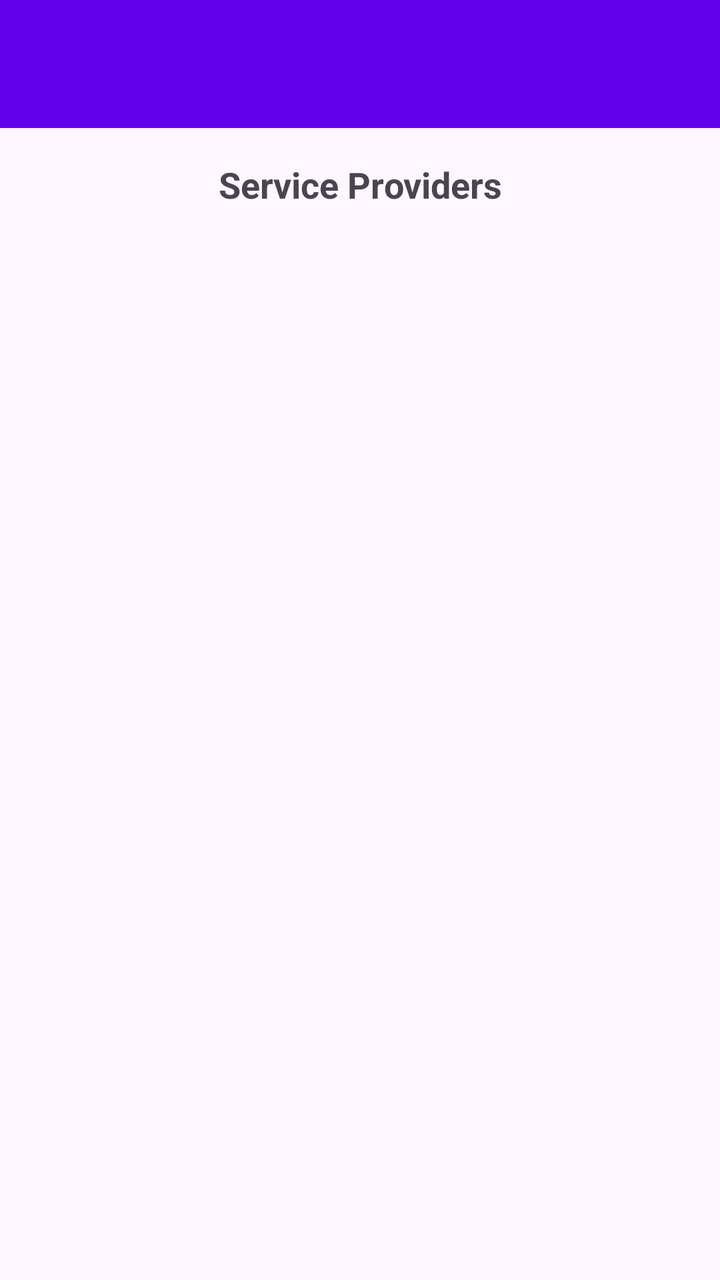
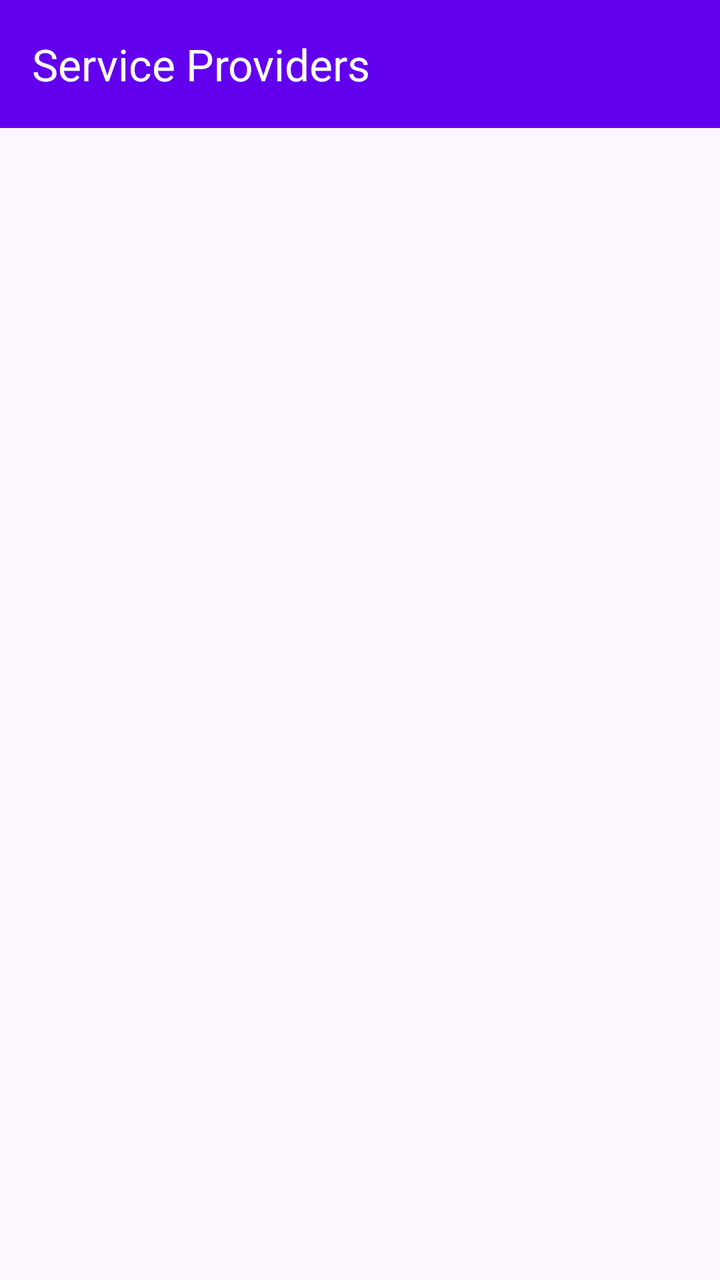

Compare the two renders of this Android layout. The source of the first and the diff that turns it into the second are given below.
<!-- AndroidManifest.xml: application theme Theme.RealtimeDB -->
<!-- res/layout/activity_service_providers.xml -->
<?xml version="1.0" encoding="utf-8"?>
<LinearLayout xmlns:android="http://schemas.android.com/apk/res/android"
    xmlns:app="http://schemas.android.com/apk/res-auto"
    xmlns:tools="http://schemas.android.com/tools"
    android:layout_width="match_parent"
    android:layout_height="match_parent"
    android:orientation="vertical"
    tools:context=".ServiceProvidersActivity">

    <androidx.appcompat.widget.Toolbar
        android:id="@+id/toolbar"
        android:layout_width="match_parent"
        android:layout_height="?attr/actionBarSize"
        android:background="?attr/colorPrimary"
        android:theme="@style/ThemeOverlay.AppCompat.Dark.ActionBar"
        app:popupTheme="@style/ThemeOverlay.AppCompat.Light" />

    <TextView
        android:id="@+id/textViewTitle"
        android:layout_width="match_parent"
        android:layout_height="wrap_content"
        android:padding="16dp"
        android:text="Service Providers"
        android:textAlignment="center"
        android:textSize="18sp"
        android:textStyle="bold" />

    <ListView
        android:id="@+id/listViewServiceProviders"
        android:layout_width="match_parent"
        android:layout_height="match_parent"
        android:divider="@android:color/darker_gray"
        android:dividerHeight="1dp"
        android:padding="8dp" />


</LinearLayout>
<!-- resources referenced by this layout -->
<resources>
  <style name="Theme.RealtimeDB" parent="Base.Theme.RealtimeDB" />
  <style name="Base.Theme.RealtimeDB" parent="Theme.Material3.DayNight.NoActionBar">
          
          <item name="colorPrimary">@color/colorPrimary</item>
          <item name="colorPrimaryVariant">@color/colorPrimaryDark</item>
          <item name="colorOnPrimary">@color/white</item>
          
          <item name="colorSecondary">@color/colorAccent</item>
          <item name="colorOnSecondary">@color/black</item>
          
          <item name="android:statusBarColor">?attr/colorPrimaryVariant</item>
      </style>
  <color name="colorPrimary">#6200EE</color>
  <color name="colorPrimaryDark">#3700B3</color>
  <color name="white">#FFFFFFFF</color>
  <color name="colorAccent">#03DAC5</color>
  <color name="black">#FF000000</color>
</resources>

<!-- the commit's change to res/layout/activity_service_providers.xml (unified diff, before → after) -->
@@ -12,18 +12,10 @@
         android:layout_width="match_parent"
         android:layout_height="?attr/actionBarSize"
         android:background="?attr/colorPrimary"
+        app:title="Service Providers"
         android:theme="@style/ThemeOverlay.AppCompat.Dark.ActionBar"
         app:popupTheme="@style/ThemeOverlay.AppCompat.Light" />
 
-    <TextView
-        android:id="@+id/textViewTitle"
-        android:layout_width="match_parent"
-        android:layout_height="wrap_content"
-        android:padding="16dp"
-        android:text="Service Providers"
-        android:textAlignment="center"
-        android:textSize="18sp"
-        android:textStyle="bold" />
 
     <ListView
         android:id="@+id/listViewServiceProviders"
